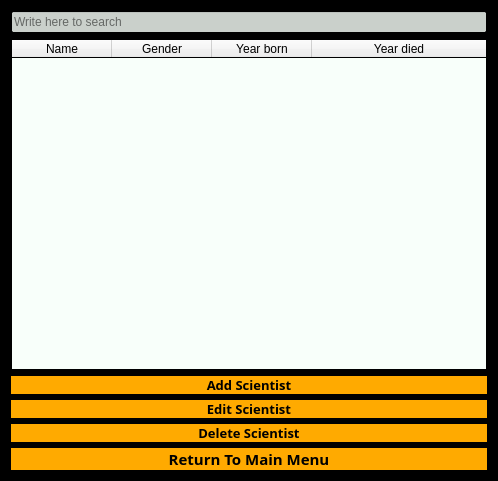
The window that scientistswindow.ui (stefanv15/verklegtNamskeid_skil3) describes before a commit, drawn with Qt 5.
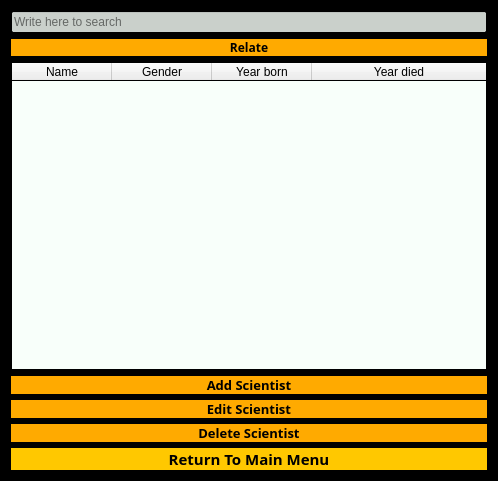
The same window after the commit.

Commit message: relate takki, relation gluggi

The edit to the form file:
```diff
--- a/scientistswindow.ui
+++ b/scientistswindow.ui
@@ -145,6 +145,28 @@
      </property>
     </widget>
    </item>
+   <item>
+    <widget class="QPushButton" name="button_scientist_relation">
+     <property name="font">
+      <font>
+       <family>Rockwell</family>
+       <weight>75</weight>
+       <bold>true</bold>
+      </font>
+     </property>
+     <property name="styleSheet">
+      <string notr="true">QPushButton
+{
+	color: black;
+	background-color: rgba(255, 170, 0);
+	border: none;
+}</string>
+     </property>
+     <property name="text">
+      <string>Relate</string>
+     </property>
+    </widget>
+   </item>
    <item>
     <widget class="QTableWidget" name="table_scientists">
      <property name="minimumSize">
@@ -301,7 +323,8 @@
       <string notr="true">QPushButton
 {
 	color: black;
-	background-color: rgba(255, 170, 0); border: none;
+	background-color: rgba(255, 200, 0);
+	border: none;
 }</string>
      </property>
      <property name="text">
```
The commit also changes 26 other files.
